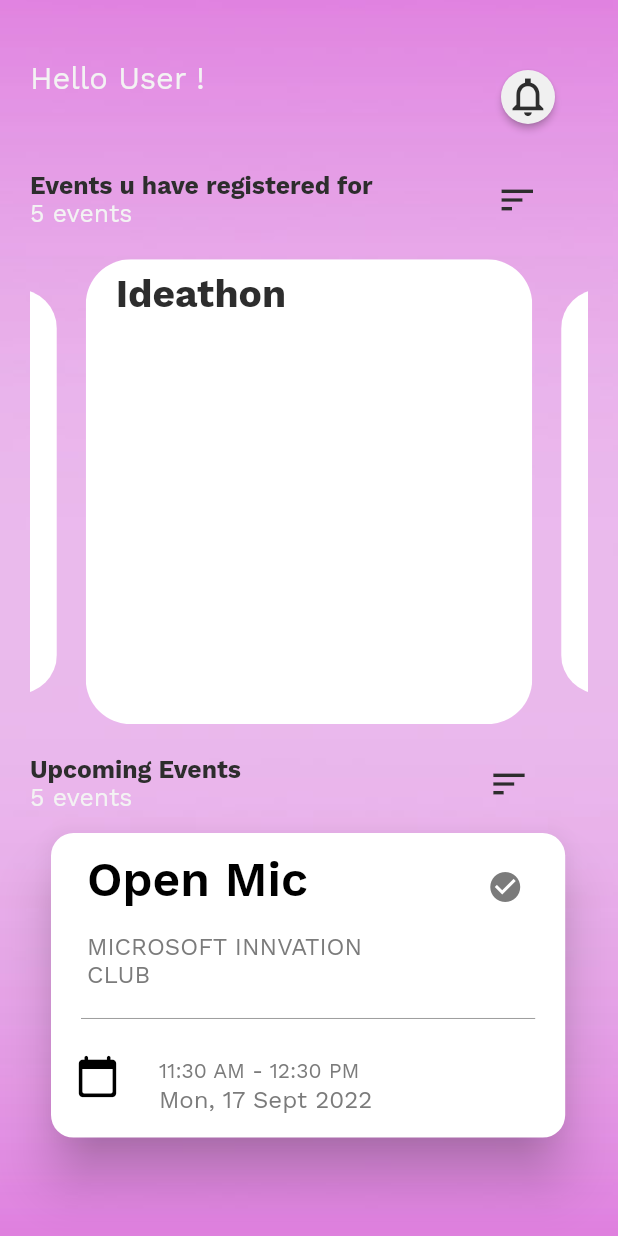
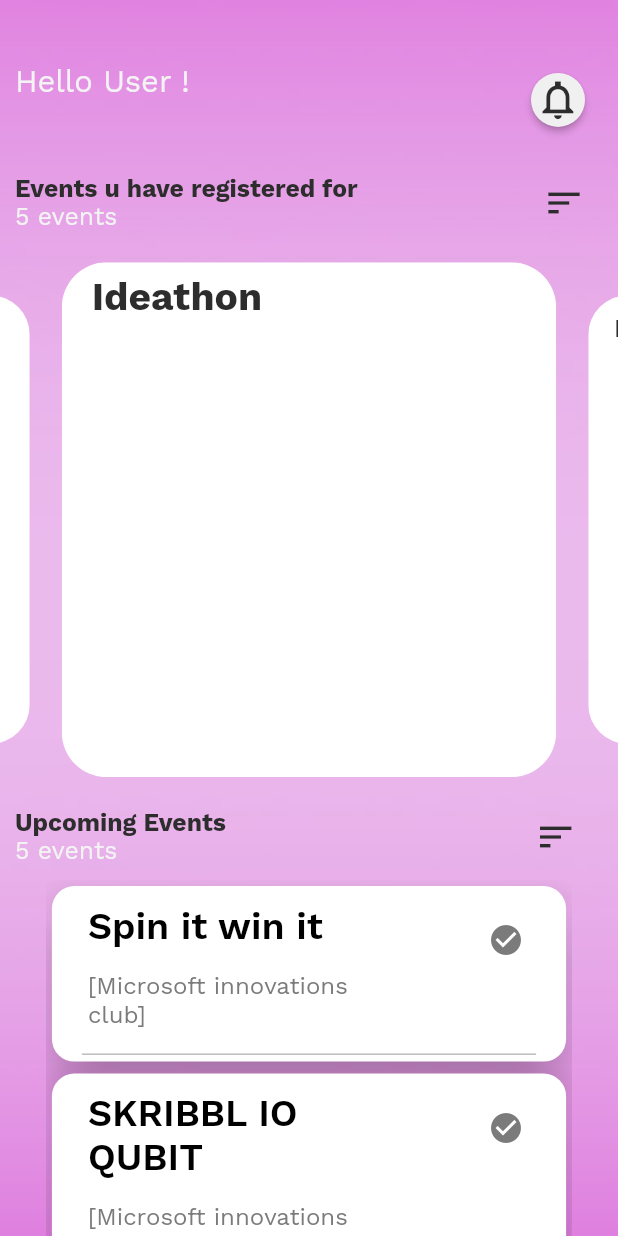
Before and after one commit to micvitc/Events-App, a Flutter app: the screen it shows after launch, after a tap on "Sign In", on a phone screen of 412 x 824 dp. Run offline on Flutter 3.47's test engine with Material 2 defaults, Android fonts, the light colour scheme and no system bars; drawn by our look-alikes of carousel_slider; our stand-ins replace google_fonts; missing offline and left inert: dart:ffi.

Commit message:
Model & Card Widget Connection
New Model added and also Card Widget Connection to JSON is done

```diff
--- a/mic_event_notifier/lib/main.dart
+++ b/mic_event_notifier/lib/main.dart
@@ -1,5 +1,7 @@
+// ignore_for_file: prefer_const_constructors
+
+import 'package:Login_ui/screens/loginpage.dart';
 import 'package:flutter/material.dart';
-import 'screens/loginpage.dart';
 
 //DE7BDE
 Color vwhite = Color(0xffF3F3F3);
--- /dev/null
+++ b/mic_event_notifier/lib/models/EventModel.dart
@@ -0,0 +1,192 @@
+import 'dart:ffi';
+
+import 'package:flutter/rendering.dart';
+
+/// _id : {"$oid":"6326b921c1d817a37bef0148"}
+/// event_id : "1"
+/// event_name : "Spin it win it"
+/// event_date : {"$date":{"$numberLong":"1664064000000"}}
+/// event_venue : "MG auditorium"
+/// event_host : ["Microsoft innovations club"]
+/// event_coordinators : ["A","B","C"]
+/// school_name : "SCOPE"
+
+class EventModel {
+  EventModel({
+    Id? id,
+    String? eventId,
+    String? eventName,
+    int? eventDate,
+    String? eventVenue,
+    List<String>? eventHost,
+    List<String>? eventCoordinators,
+    String? schoolName,
+  }) {
+    _id = id;
+    _eventId = eventId;
+    _eventName = eventName;
+    _eventDate = eventDate;
+    _eventVenue = eventVenue;
+    _eventHost = eventHost;
+    _eventCoordinators = eventCoordinators;
+    _schoolName = schoolName;
+  }
+
+  EventModel.fromJson(dynamic json) {
+    _id = json['_id'] != null ? Id.fromJson(json['_id']) : null;
+    _eventId = json['event_id'];
+    _eventName = json['event_name'];
+    _eventDate = int.parse(json["event_date"]["\$date"]["\$numberLong"]);
+    // _eventDate = json['event_date'] != null
+    //     ? EventDate.fromJson(json['event_date'])
+    //     : null;
+    _eventVenue = json['event_venue'];
+    _eventHost =
+        json['event_host'] != null ? json['event_host'].cast<String>() : [];
+    _eventCoordinators = json['event_coordinators'] != null
+        ? json['event_coordinators'].cast<String>()
+        : [];
+    print(_eventCoordinators);
+    _schoolName = json['school_name'];
+  }
+  Id? _id;
+  String? _eventId;
+  String? _eventName;
+  int? _eventDate;
+  String? _eventVenue;
+  List<String>? _eventHost;
+  List<String>? _eventCoordinators;
+  String? _schoolName;
+  EventModel copyWith({
+    Id? id,
+    String? eventId,
+    String? eventName,
+    int? eventDate,
+    String? eventVenue,
+    List<String>? eventHost,
+    List<String>? eventCoordinators,
+    String? schoolName,
+  }) =>
+      EventModel(
+        id: id ?? _id,
+        eventId: eventId ?? _eventId,
+        eventName: eventName ?? _eventName,
+        eventDate: eventDate ?? _eventDate,
+        eventVenue: eventVenue ?? _eventVenue,
+        eventHost: eventHost ?? _eventHost,
+        eventCoordinators: eventCoordinators ?? _eventCoordinators,
+        schoolName: schoolName ?? _schoolName,
+      );
+  Id? get id => _id;
+  String? get eventId => _eventId;
+  String? get eventName => _eventName;
+  int? get eventDate => _eventDate;
+  String? get eventVenue => _eventVenue;
+  List<String>? get eventHost => _eventHost;
+  List<String>? get eventCoordinators => _eventCoordinators;
+  String? get schoolName => _schoolName;
+
+  Map<String, dynamic> toJson() {
+    final map = <String, dynamic>{};
+    if (_id != null) {
+      map['_id'] = _id?.toJson();
+    }
+    map['event_id'] = _eventId;
+    map['event_name'] = _eventName;
+    if (_eventDate != null) {
+      // map['event_date'] = _eventDate?.toJson();
+      map['event_date'] = _eventDate;
+    }
+    map['event_venue'] = _eventVenue;
+    map['event_host'] = _eventHost;
+    map['event_coordinators'] = _eventCoordinators;
+    map['school_name'] = _schoolName;
+    return map;
+  }
+}
+
+/// $date : {"$numberLong":"1664064000000"}
+
+class EventDate {
+  EventDate({
+    $date? date,
+  }) {
+    _date = date;
+  }
+
+  EventDate.fromJson(dynamic json) {
+    _date = json['\$date'] != null ? $date.fromJson(json['$date']) : null;
+  }
+  $date? _date;
+  EventDate copyWith({
+    $date? date,
+  }) =>
+      EventDate(
+        date: date ?? _date,
+      );
+  $date? get date => _date;
+
+  Map<String, dynamic> toJson() {
+    final map = <String, dynamic>{};
+    if (_date != null) {
+      map['$date'] = _date?.toJson();
+    }
+    return map;
+  }
+}
+
+/// $numberLong : "1664064000000"
+
+class $date {
+  $date({
+    String? numberLong,
+  }) {
+    _numberLong = numberLong;
+  }
+
+  $date.fromJson(dynamic json) {
+    _numberLong = json['$numberLong'];
+  }
+  String? _numberLong;
+  $date copyWith({
+    String? numberLong,
+  }) =>
+      $date(
+        numberLong: numberLong ?? _numberLong,
+      );
+  String? get numberLong => _numberLong;
+
+  Map<String, dynamic> toJson() {
+    final map = <String, dynamic>{};
+    map['$numberLong'] = _numberLong;
+    return map;
+  }
+}
+
+/// $oid : "6326b921c1d817a37bef0148"
+
+class Id {
+  Id({
+    String? oid,
+  }) {
+    _oid = oid;
+  }
+
+  Id.fromJson(dynamic json) {
+    _oid = json['$oid'];
+  }
+  String? _oid;
+  Id copyWith({
+    String? oid,
+  }) =>
+      Id(
+        oid: oid ?? _oid,
+      );
+  String? get oid => _oid;
+
+  Map<String, dynamic> toJson() {
+    final map = <String, dynamic>{};
+    map['$oid'] = _oid;
+    return map;
+  }
+}
--- a/mic_event_notifier/lib/screens/HomeScreen.dart
+++ b/mic_event_notifier/lib/screens/HomeScreen.dart
@@ -51,20 +51,22 @@
       child: Scaffold(
         backgroundColor: Colors.transparent,
         body: Padding(
-          padding: const EdgeInsets.all(20.0),
+          padding: const EdgeInsets.fromLTRB(0, 22, 0, 0),
           child: Column(
-              mainAxisAlignment: MainAxisAlignment.start,
-              crossAxisAlignment: CrossAxisAlignment.start,
+              mainAxisAlignment: MainAxisAlignment.center,
+              crossAxisAlignment: CrossAxisAlignment.center,
               children: [
                 SizedBox(height: MediaQuery.of(context).size.width * 0.05),
                 Container(
+                  child: Padding(
+                    padding: const EdgeInsets.only(left: 10),
                     child: Stack(
                       // crossAxisAlignment: CrossAxisAlignment.center,
                       children: [
                         Container(),
                         // SizedBox(width: SizeConfig.screenWidth * 0.05),
                         Align(
-                        alignment: Alignment.centerLeft,
+                          alignment: Alignment.center,
                           child: Column(
                             crossAxisAlignment: CrossAxisAlignment.stretch,
                             mainAxisAlignment: MainAxisAlignment.spaceAround,
@@ -85,7 +87,8 @@
                                 style: GoogleFonts.workSans(
                                     color: bfont,
                                     fontSize:
-                                      MediaQuery.of(context).size.width * 0.06,
+                                        MediaQuery.of(context).size.width *
+                                            0.06,
                                     fontWeight: FontWeight.bold),
                               ),
                             ],
@@ -116,10 +119,13 @@
                       ],
                     ),
                   ),
+                ),
                 SizedBox(
                   height: MediaQuery.of(context).size.width * 0.05,
                 ),
-                Row(
+                Padding(
+                  padding: const EdgeInsets.only(left: 10),
+                  child: Row(
                     children: [
                       Column(
                           mainAxisAlignment: MainAxisAlignment.start,
@@ -145,7 +151,7 @@
                               ),
                             )
                           ]),
-                    SizedBox(width: MediaQuery.of(context).size.width * 0.2),
+                      SizedBox(width: MediaQuery.of(context).size.width * 0.3),
                       Align(
                         alignment: Alignment.centerRight,
                         child: Icon(
@@ -155,6 +161,7 @@
                         ),
                       )
                     ],
+                  ),
                 ),
                 SizedBox(height: MediaQuery.of(context).size.height * 0.025),
                 Container(
@@ -169,7 +176,9 @@
                   ),
                 ),
                 SizedBox(height: MediaQuery.of(context).size.height * 0.025),
-                Row(
+                Padding(
+                  padding: const EdgeInsets.only(left: 10),
+                  child: Row(
                     children: [
                       Column(
                           mainAxisAlignment: MainAxisAlignment.start,
@@ -195,7 +204,7 @@
                               ),
                             )
                           ]),
-                    SizedBox(width: MediaQuery.of(context).size.width * 0.4),
+                      SizedBox(width: MediaQuery.of(context).size.width * 0.5),
                       Align(
                         alignment: Alignment.centerRight,
                         child: Icon(
@@ -206,7 +215,8 @@
                       )
                     ],
                   ),
-                const EventsCard()
+                ),
+                Expanded(child: const EventsCard())
               ]),
         ),
       ),
--- a/mic_event_notifier/lib/widgets/cards.dart
+++ b/mic_event_notifier/lib/widgets/cards.dart
@@ -1,9 +1,13 @@
 // ignore_for_file: prefer_const_constructors
 
+import 'package:Login_ui/models/EventModel.dart';
 import 'package:Login_ui/screens/HomeScreen.dart';
 import 'package:Login_ui/main.dart';
 import 'package:flutter/material.dart';
 import 'package:google_fonts/google_fonts.dart';
+import 'dart:convert';
+
+import 'package:flutter/services.dart' as root_bundle;
 
 class EventsCard extends StatefulWidget {
   const EventsCard({super.key});
@@ -19,33 +23,69 @@
       child: Expanded(
         child: Container(
             width: MediaQuery.of(context).size.width * 0.9,
+            height: MediaQuery.of(context).size.width,
             padding: new EdgeInsets.all(10.0),
-          child: Card(
+            child: Cards()),
+      ),
+    );
+  }
+}
+
+class Cards extends StatefulWidget {
+  const Cards({super.key});
+
+  @override
+  State<Cards> createState() => _CardsState();
+}
+
+class _CardsState extends State<Cards> {
+  List<EventModel> eventList = [];
+
+  // Fetching Json file.
+  Future<List<EventModel>> ReadJsonData() async {
+    final jsondata =
+        await root_bundle.rootBundle.loadString('jsonfile/testing-api.json');
+    final data = json.decode(jsondata);
+    for (Map i in data) {
+      eventList.add(EventModel.fromJson(i));
+    }
+    return eventList;
+  }
+
+  @override
+  Widget build(BuildContext context) {
+    return Expanded(
+      child: FutureBuilder(
+          future: ReadJsonData(),
+          builder: (context, AsyncSnapshot<List<EventModel>> snapshot) {
+            if (!snapshot.hasData) {
+              return CircularProgressIndicator();
+            } else {
+              return ListView.builder(
+                  itemCount: eventList.length,
+                  itemBuilder: (context, index) {
+                    return Card(
                       shape: RoundedRectangleBorder(
                           borderRadius: BorderRadius.circular(15.0)),
                       color: Colors.white,
                       elevation: 15,
-            child: Column(
-              mainAxisAlignment: MainAxisAlignment.center,
-              crossAxisAlignment: CrossAxisAlignment.center,
-              mainAxisSize: MainAxisSize.min,
-              children: <Widget>[
+                      child: Column(children: <Widget>[
                         ListTile(
                           title: Padding(
                             padding: const EdgeInsets.all(8.0),
                             child: Text(
-                      'Open Mic',
+                              snapshot.data![index].eventName.toString(),
                               style: GoogleFonts.workSans(
                                 color: Colors.black,
                                 fontWeight: FontWeight.w600,
-                        fontSize: 32,
+                                fontSize: 25,
                               ),
                             ),
                           ),
                           subtitle: Padding(
                             padding: const EdgeInsets.all(8.0),
                             child: Text(
-                      'MICROSOFT INNVATION CLUB',
+                              snapshot.data![index].eventHost.toString(),
                               style: GoogleFonts.workSans(
                                 color: bdiv,
                                 fontWeight: FontWeight.w400,
@@ -54,7 +94,8 @@
                             ),
                           ),
                           trailing: Padding(
-                    padding: const EdgeInsets.only(left: 20, bottom: 20),
+                            padding:
+                                const EdgeInsets.only(left: 20, bottom: 20),
                             child: IconButton(
                               onPressed: () {
                                 setState(() {
@@ -72,39 +113,16 @@
                         ),
                         Divider(
                           color: bdiv,
-                  height: 15,
+                          height: 10,
                           thickness: 0.5,
                           indent: 20,
                           endIndent: 20,
                         ),
-                ListTile(
-                  leading: Icon(
-                    Icons.calendar_today_rounded,
-                    color: Colors.black,
-                    size: 30,
-                  ),
-                  title: Text(
-                    '11:30 AM - 12:30 PM',
-                    style: GoogleFonts.workSans(
-                      color: bdiv,
-                      fontWeight: FontWeight.w400,
-                      fontSize: 14,
-                    ),
-                  ),
-                  subtitle: Text(
-                    'Mon, 17 Sept 2022',
-                    style: GoogleFonts.workSans(
-                      color: bdiv,
-                      fontWeight: FontWeight.w400,
-                      fontSize: 16,
-                    ),
-                  ),
-                ),
-              ],
-            ),
-          ),
-        ),
-      ),
+                      ]),
+                    );
+                  });
+            }
+          }),
     );
   }
 }
```
Also changed, not shown: mic_event_notifier/jsonfile/testing-api.json (+5 -5 lines), mic_event_notifier/lib/models/Eventsmodel.dart (deleted, +0 -128 lines). Lines whose indentation alone changed are shown as unchanged.
